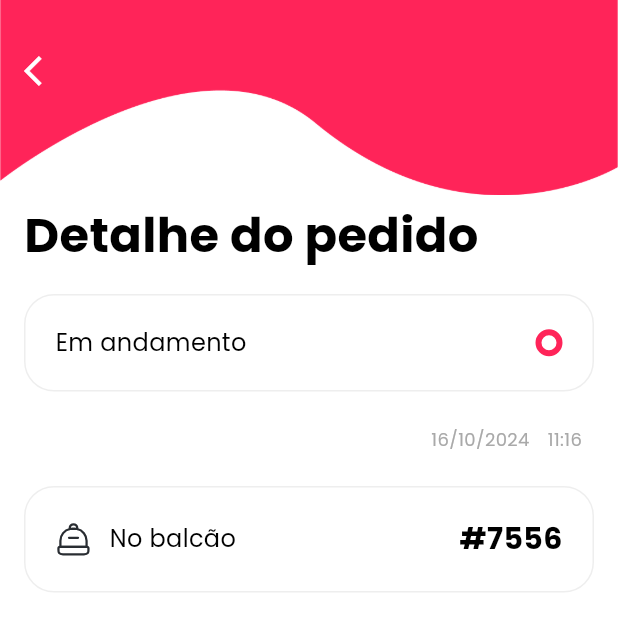
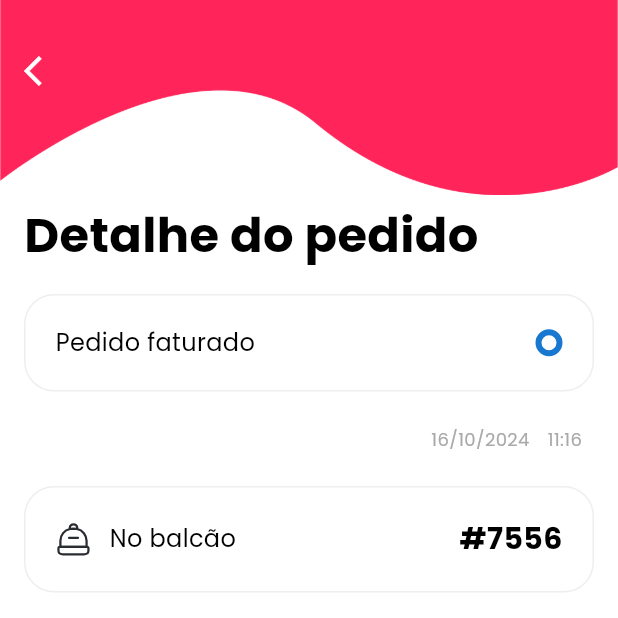
Before and after one commit to MJCantina/MJCantina-mobile-front-en, a Flutter app: the PagePedidos screen opened directly, after a tap on "Pedido #2589", on a phone screen of 412 x 824 dp, the top half of it. Run offline on Flutter 3.47's test engine with Material 3 defaults, Android fonts, the phone set to English and light mode, and no system bars; our stand-ins replace cloud_firestore, firebase_auth, firebase_core, flutter_secure_storage, flutter_svg, get and 1 more; accounts and stored records are empty.

Commit message:
Function na tela de detalhe pedido

```diff
--- a/lib/presentation/pedidos/detalhepedido.dart
+++ b/lib/presentation/pedidos/detalhepedido.dart
@@ -9,7 +9,8 @@ import 'package:flutter_svg/svg.dart';
 import 'package:google_fonts/google_fonts.dart';
 
 class DetalhePedido extends StatefulWidget {
-  const DetalhePedido({super.key});
+  final String status;
+  const DetalhePedido({required this.status, super.key});
 
   @override
   State<DetalhePedido> createState() => _DetalhePedidoState();
@@ -34,25 +35,64 @@ class _DetalhePedidoState extends State<DetalhePedido> {
                     runSpacing: 20,
                     children: [
                       moduleBorder(
-                        child: Row(
-                          mainAxisAlignment: MainAxisAlignment.spaceBetween,
+                          child: widget.status == 'andamento'
+                              ? Row(
+                                  mainAxisAlignment:
+                                      MainAxisAlignment.spaceBetween,
                                   children: [
-                            Text('Em andamento', style: AppFonts.textFont,),
+                                    Text(
+                                      'Em andamento',
+                                      style: AppFonts.textFont,
+                                    ),
                                     Container(
                                       width: 18,
                                       height: 18,
                                       decoration: BoxDecoration(
-                                borderRadius: BorderRadius.circular(100),
+                                          borderRadius:
+                                              BorderRadius.circular(100),
                                           border: Border.all(
                                               color: AppColors.primary,
                                               width: 4,
-                                  style: BorderStyle.solid
-                                )
-                              ),
+                                              style: BorderStyle.solid)),
                                     )
                                   ],
                                 )
+                              : widget.status == 'faturado'
+                                  ? Row(
+                                      mainAxisAlignment:
+                                          MainAxisAlignment.spaceBetween,
+                                      children: [
+                                        Text(
+                                          'Pedido faturado',
+                                          style: AppFonts.textFont,
                                         ),
+                                        Container(
+                                          width: 18,
+                                          height: 18,
+                                          decoration: BoxDecoration(
+                                              borderRadius:
+                                                  BorderRadius.circular(100),
+                                              border: Border.all(
+                                                  color: AppColors.blue,
+                                                  width: 4,
+                                                  style: BorderStyle.solid)),
+                                        )
+                                      ],
+                                    )
+                                  : Row(
+                                      mainAxisAlignment:
+                                          MainAxisAlignment.spaceBetween,
+                                      children: [
+                                        Text(
+                                          'Pedido Feito',
+                                          style: AppFonts.textFont,
+                                        ),
+                                        const SizedBox(
+                                          width: 18,
+                                          height: 18,
+                                        )
+                                      ],
+                                    )),
                       Padding(
                         padding: const EdgeInsets.symmetric(horizontal: 8),
                         child: Row(
@@ -89,10 +129,12 @@ class _DetalhePedidoState extends State<DetalhePedido> {
                               Text('No balcão', style: AppFonts.textFont)
                             ],
                           ),
-                            Text('#7556', style: AppFonts.boldtitle,)
+                          Text(
+                            '#7556',
+                            style: AppFonts.boldtitle,
+                          )
                         ],
-                        )
-                      )
+                      ))
                     ],
                   ),
                   Padding(
@@ -136,8 +178,7 @@ class _DetalhePedidoState extends State<DetalhePedido> {
                       Text('Total', style: AppFonts.boldtitle),
                       Text('R\$3,80', style: AppFonts.boldtitle)
                     ],
-                    )
-                  ),
+                  )),
                   SizedBox(
                       width: double.infinity,
                       child: Text(
--- a/lib/presentation/pedidos/pagepedidos.dart
+++ b/lib/presentation/pedidos/pagepedidos.dart
@@ -33,7 +33,7 @@ class _PagePedidosState extends State<PagePedidos> {
                       Pedidobutton(
                         status: 'andamento',
                           onPressed: () {
-                            Get.to(const DetalhePedido(),
+                            Get.to(const DetalhePedido(status: 'andamento',),
                                 transition: Transition.rightToLeft,
                                 duration: const Duration(seconds: 1));
                           },
@@ -42,7 +42,7 @@ class _PagePedidosState extends State<PagePedidos> {
                       Pedidobutton(
                         status: 'faturado',
                           onPressed: () {
-                            Get.to(const DetalhePedido(),
+                            Get.to(const DetalhePedido(status: 'faturado',),
                                 transition: Transition.rightToLeft,
                                 duration: const Duration(seconds: 1));
                           },
@@ -51,7 +51,7 @@ class _PagePedidosState extends State<PagePedidos> {
                       Pedidobutton(
                         status: '',
                           onPressed: () {
-                            Get.to(const DetalhePedido(),
+                            Get.to(const DetalhePedido(status: 'feito',),
                                 transition: Transition.rightToLeft,
                                 duration: const Duration(seconds: 1));
                           },
```
Also changed, not shown: pubspec.lock, 3 other files. Lines whose indentation alone changed are shown as unchanged.
